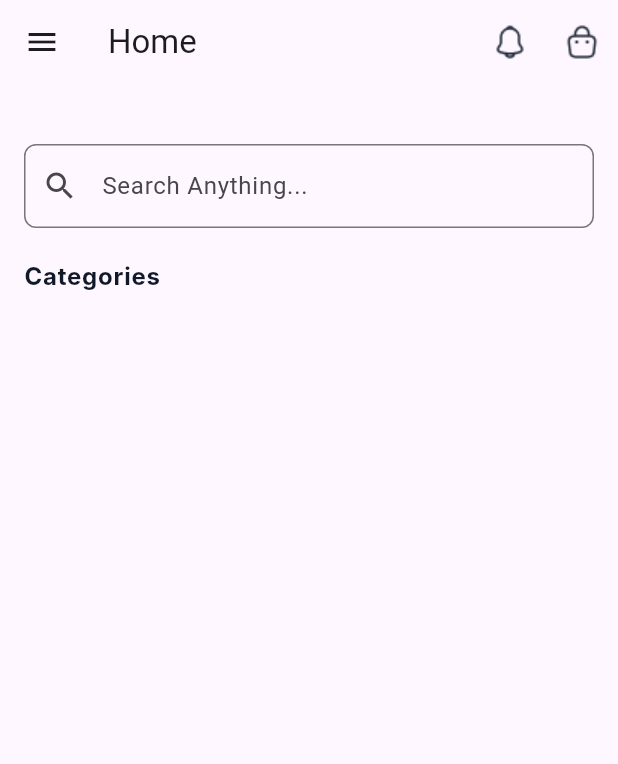
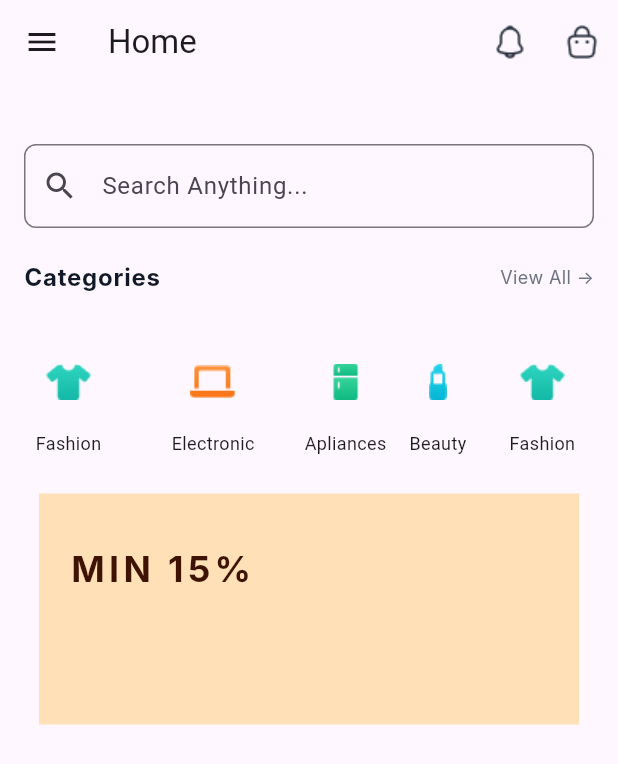
Before and after one commit to ozcann159/bee_store, a Flutter app: the screen it shows after launch, on a phone screen of 412 x 824 dp. Shown: the top 764 px of the screen. Run offline on Flutter 3.47's test engine with Material 3 defaults, Android fonts, the phone set to English and light mode, and no system bars; Roboto replaces fonts that are missing (Inter).

```diff
--- a/lib/Home_Screen.dart
+++ b/lib/Home_Screen.dart
@@ -15,11 +15,14 @@ class _HomeScreenState extends State<HomeScreen> {
         title: const Text('Home'),
         actions: [
           IconButton(
-            iconSize: 10,
+            iconSize: 30, // Uygun bir iconSize değeri
             onPressed: () {},
             icon: Image.asset('assets/notification.png'),
           ),
-          IconButton(onPressed: () {}, icon: Image.asset('assets/bag-2.png')),
+          IconButton(
+            onPressed: () {},
+            icon: Image.asset('assets/bag-2.png'),
+          ),
         ],
       ),
       drawer: Drawer(
@@ -49,9 +52,7 @@ class _HomeScreenState extends State<HomeScreen> {
       ),
       body: Column(
         children: [
-          SizedBox(
-            height: 24,
-          ),
+          SizedBox(height: 24),
           Padding(
             padding: EdgeInsets.all(16),
             child: TextField(
@@ -60,17 +61,16 @@ class _HomeScreenState extends State<HomeScreen> {
                 labelText: 'Search Anything...',
                 prefixIcon: Icon(Icons.search),
                 border: OutlineInputBorder(
-                    borderRadius: BorderRadius.all(
-                      Radius.circular(8),
-                    ),
-                    borderSide: BorderSide(color: Color(0xFFD1D5DB))
-                    // suffixIcon: Icon(Icons.clear),
-                    ),
+                  borderRadius: BorderRadius.all(
+                    Radius.circular(8),
+                  ),
+                  borderSide: BorderSide(color: Color(0xFFD1D5DB)),
+                ),
               ),
             ),
           ),
           Padding(
-            padding: EdgeInsets.all(16),
+            padding: EdgeInsets.symmetric(horizontal: 16, vertical: 16),
             child: Row(
               children: [
                 Text(
@@ -83,12 +83,108 @@ class _HomeScreenState extends State<HomeScreen> {
                     height: 0.01,
                     letterSpacing: 0.52,
                   ),
-                )
+                ),
+                Spacer(),
+                Text(
+                  'View All ->',
+                  textAlign: TextAlign.right,
+                  style: TextStyle(
+                    color: Color(0xFF6B7280),
+                    fontSize: 12,
+                    fontFamily: 'Inter',
+                    fontWeight: FontWeight.w400,
+                    height: 0.12,
+                  ),
+                ),
               ],
             ),
+          ),
+          SizedBox(
+            height: 16,
+          ),
+          SingleChildScrollView(
+            scrollDirection: Axis.horizontal,
+            child: Row(
+              children: [
+                for (int i = 0; i < 7; i++)
+                  Padding(
+                    padding: EdgeInsets.all(5.0),
+                    child: Column(
+                      children: [
+                        Image.asset(
+                          getImagePath(i),
+                          height: 65,
+                        ),
+                        Text(
+                          getTextContent(i),
+                          style: TextStyle(fontSize: 12),
+                        ),
+                      ],
+                    ),
+                  ),
+              ],
+            ),
+          ),
+          SizedBox(height: 20),
+          Stack(
+            children: [
+              Container(
+                width: 360,
+                height: 154,
+                decoration: BoxDecoration(color: Color(0xFFFFE0B7)),
+              ),
+              Positioned(
+                top: 50, // Text'in yüksekliğini ayarlayabilirsiniz
+                left: 20, // Text'in sol boşluğunu ayarlayabilirsiniz
+                child: Text(
+                  'MIN 15%',
+                  style: TextStyle(
+                    color: Color(0xFF3E1304),
+                    fontSize: 24,
+                    fontFamily: 'Inter',
+                    fontWeight: FontWeight.w700,
+                    height: 0.05,
+                    letterSpacing: 2.88,
+                  ),
+                ),
+              ),
+            ],
           )
         ],
       ),
     );
   }
 }
+
+String getImagePath(int index) {
+  // index değerine göre resim dosya adını döndür
+  switch (index % 5) {
+    case 0:
+      return 'assets/Vector.png';
+    case 1:
+      return 'assets/Vector1.png';
+    case 2:
+      return 'assets/frame.png';
+    case 3:
+      return 'assets/frame1.png';
+
+    default:
+      return 'assets/Vector.png'; // Varsayılan bir resim dosya adı
+  }
+}
+
+String getTextContent(int index) {
+  // index değerine göre text içeriğini döndür
+  switch (index % 5) {
+    case 0:
+      return 'Fashion';
+    case 1:
+      return 'Electronic';
+    case 2:
+      return 'Apliances';
+    case 3:
+      return 'Beauty';
+    default:
+      return 'Fashion'; // Varsayılan bir metin içeriği
+  }
+}
```
Also changed, not shown: pubspec.yaml (+7 -0 lines), assets/Background Circle.png (added), assets/Vector.png (added), assets/Vector1.png (added), assets/Vector4.png (added), assets/banner.png (added), assets/frame.png (added), assets/frame1.png (added), assets/frame2.png (added).
